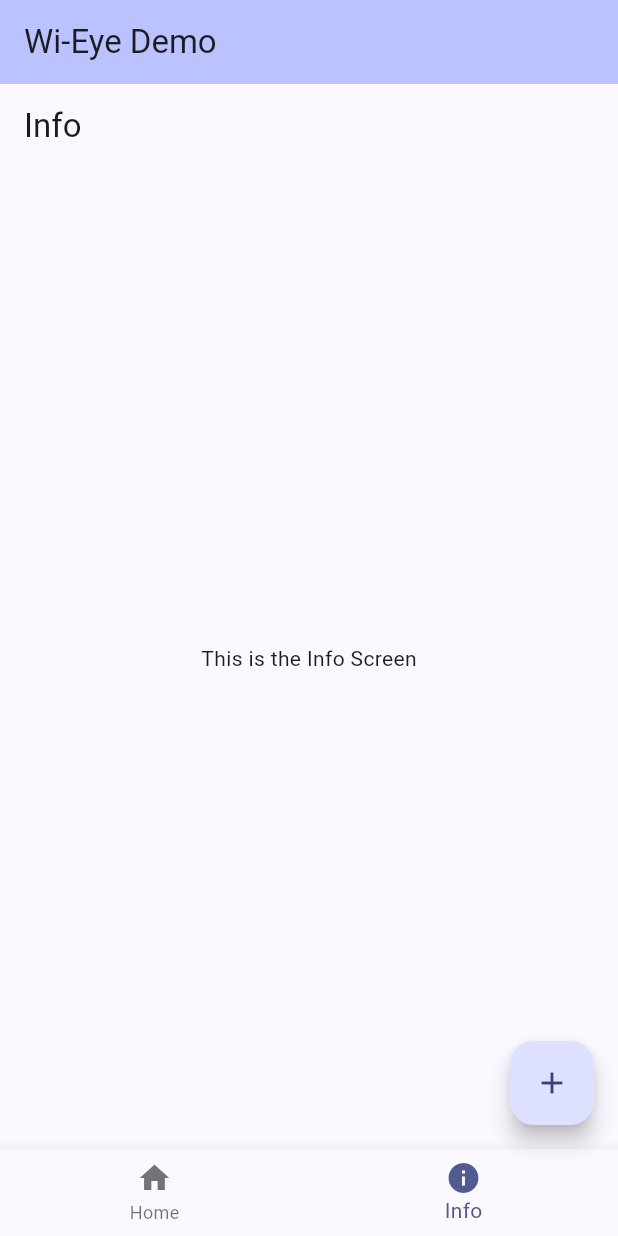
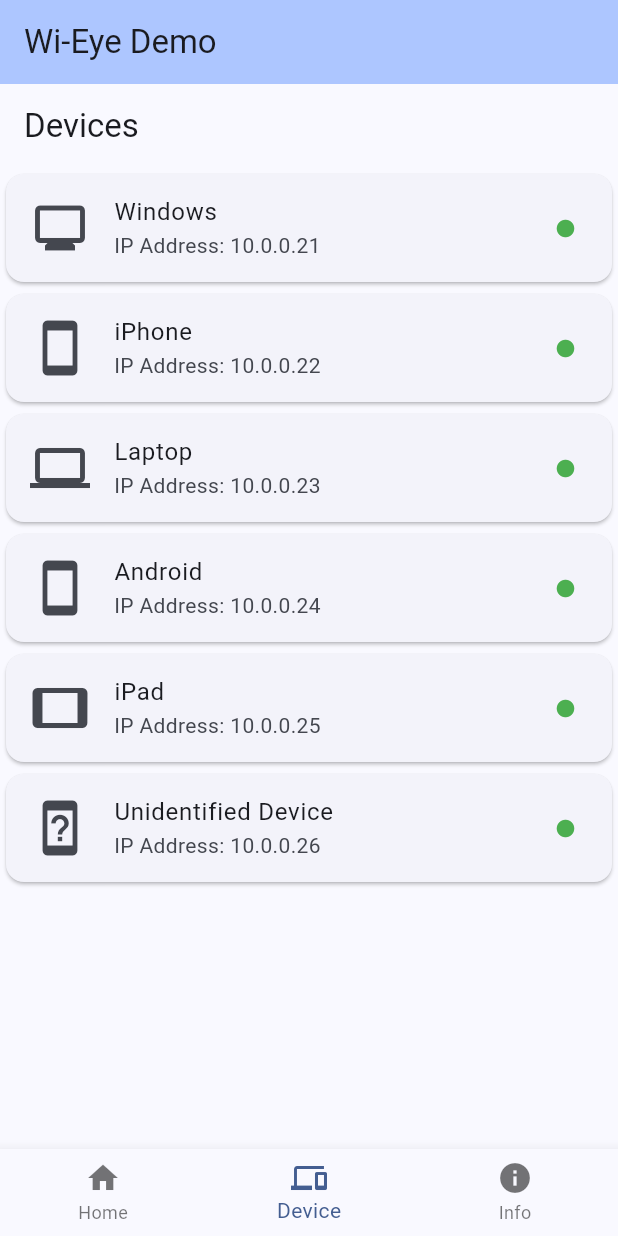
Before and after one commit to Senior-Project-Wi-Eye/wieye_app, a Flutter app: the screen it shows after launch, item 2 of the bottom bar chosen, on a phone screen of 412 x 824 dp. Run offline on Flutter 3.47's test engine with Material 3 defaults, Android fonts, the phone set to English and light mode, and no system bars.

Commit message:
Added device screen and cards for devices on network(not connected to network)

```diff
--- a/lib/main.dart
+++ b/lib/main.dart
@@ -1,39 +1,32 @@
 import 'package:flutter/material.dart';
 
 void main() {
-  runApp(const MyApp());
+  runApp(const WieyeApp());
 }
 
-class MyApp extends StatelessWidget {
-  const MyApp({super.key});
+class WieyeApp extends StatelessWidget {
+  const WieyeApp({super.key});
 
   @override
   Widget build(BuildContext context) {
     return MaterialApp(
       theme: ThemeData(
-        colorScheme: ColorScheme.fromSeed(seedColor: Colors.indigo),
+        colorScheme: ColorScheme.fromSeed(seedColor: Colors.blueAccent),
       ),
-      home: const MyHomePage(title: 'Wi-Eye Demo'),
+      home: const HomeScreen(title: 'Wi-Eye Demo'),
     );
   }
 }
 
-class MyHomePage extends StatefulWidget {
-  const MyHomePage({super.key, required this.title});
+class HomeScreen extends StatefulWidget {
+  const HomeScreen({super.key, required this.title});
   final String title;
 
   @override
-  State<MyHomePage> createState() => _MyHomePageState();
+  State<HomeScreen> createState() => _HomeScreenState();
 }
 
-class _MyHomePageState extends State<MyHomePage> {
-  int _counter = 0;
-
-  void _incrementCounter() {
-    setState(() {
-      _counter++;
-    });
-  }
+class _HomeScreenState extends State<HomeScreen> {
 
   int _selectedIndex = 0;
 
@@ -43,11 +36,14 @@
     });
   }
 
+  // List of screen
   static final List<Widget> _screens = <Widget>[
     const Center(child: Text('Home Screen')),
-    const infoScreen(),
+    const DeviceScreen(),
+    const InfoScreen(),
   ];
 
+  // Navigation Bar: How app move bettween screen
   @override
   Widget build(BuildContext context) {
     return Scaffold(
@@ -58,11 +54,6 @@
       body: Center(
         child: _screens[_selectedIndex],
       ),
-      floatingActionButton: FloatingActionButton(
-        onPressed: _incrementCounter,
-        tooltip: 'Increment',
-        child: const Icon(Icons.add),
-      ),
       bottomNavigationBar: BottomNavigationBar(
         currentIndex: _selectedIndex,
         onTap: _onItemTapped,
@@ -70,6 +61,10 @@
           BottomNavigationBarItem(
             icon: Icon(Icons.home),
             label: 'Home',
+          ),
+          BottomNavigationBarItem(
+            icon: Icon(Icons.devices),
+            label: 'Device',
           ),
           BottomNavigationBarItem(
             icon: Icon(Icons.info),
@@ -81,13 +76,74 @@
   }
 }
 
-class infoScreen extends StatelessWidget {
-  const infoScreen({Key? key}) : super(key: key);
+class DeviceScreen extends StatelessWidget {
+  const DeviceScreen({super.key});
+
+  // List of decives on network
+  final List<Map<String, String>> devices = const [
+    {"name": "Windows", "type": "monitor", "ip": "10.0.0.21"},
+    {"name": "iPhone", "type": "smartphone", "ip": "10.0.0.22"},
+    {"name": "Laptop", "type": "laptop", "ip": "10.0.0.23"},
+    {"name": "Android", "type": "smartphone", "ip": "10.0.0.24"},
+    {"name": "iPad", "type": "tablet", "ip": "10.0.0.25"},
+    {"name": "Unidentified Device", "type": "unknown", "ip": "10.0.0.26"},
+  ];
+
+  // Assign icons to devices
+  IconData getDeviceIcon(String type) {
+    switch (type) {
+      case "smartphone":
+        return Icons.smartphone;
+      case "monitor":
+        return Icons.monitor;
+      case "laptop":
+        return Icons.laptop;
+      case "tablet":
+        return Icons.tablet;
+      case "unknown":
+        return Icons.device_unknown;
+      default:
+        return Icons.devices;
+    }
+  }
 
   @override
   Widget build(BuildContext context) {
     return Scaffold(
-      appBar: AppBar(title: const Text('Info')),
+      appBar: AppBar(title: const Text("Devices")),
+      body: Column(
+        children: [
+          // Device List
+          Expanded(
+            child: ListView.builder(
+              itemCount: devices.length,
+              itemBuilder: (context, index) {
+                var device = devices[index];
+                return Card(
+                  child: ListTile(
+                    leading: Icon(getDeviceIcon(device["type"]!), size: 40),
+                    title: Text(device["name"]!),
+                    subtitle: Text("IP Address: ${device["ip"]}"),
+                    trailing: const Icon(Icons.circle, color: Colors.green, size: 14),
+                  ),
+                );
+              },
+            ),
+          ),
+        ],
+      ),
+    );
+  }
+}
+
+
+class InfoScreen extends StatelessWidget {
+  const InfoScreen({Key? key}) : super(key: key);
+
+  @override
+  Widget build(BuildContext context) {
+    return Scaffold(
+      appBar: AppBar(title: const Center(child: Text('Info'))),
       body: const Center(
         child: Text('This is the Info Screen'),
       ),
```
Also changed, not shown: 1 other file.
